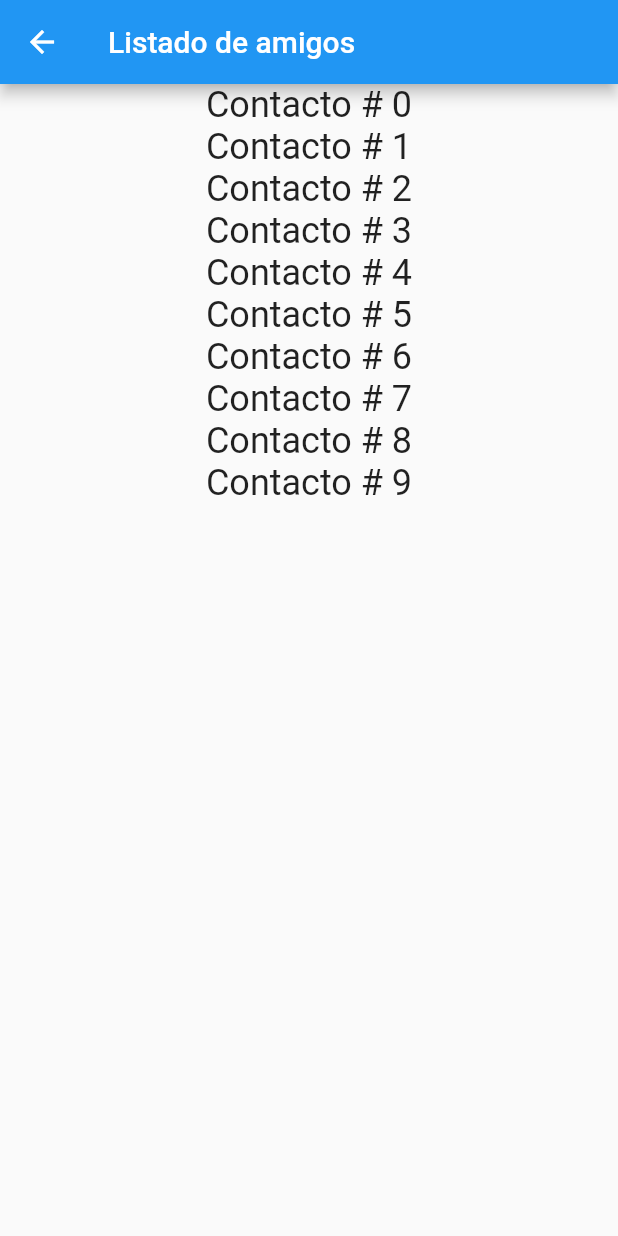
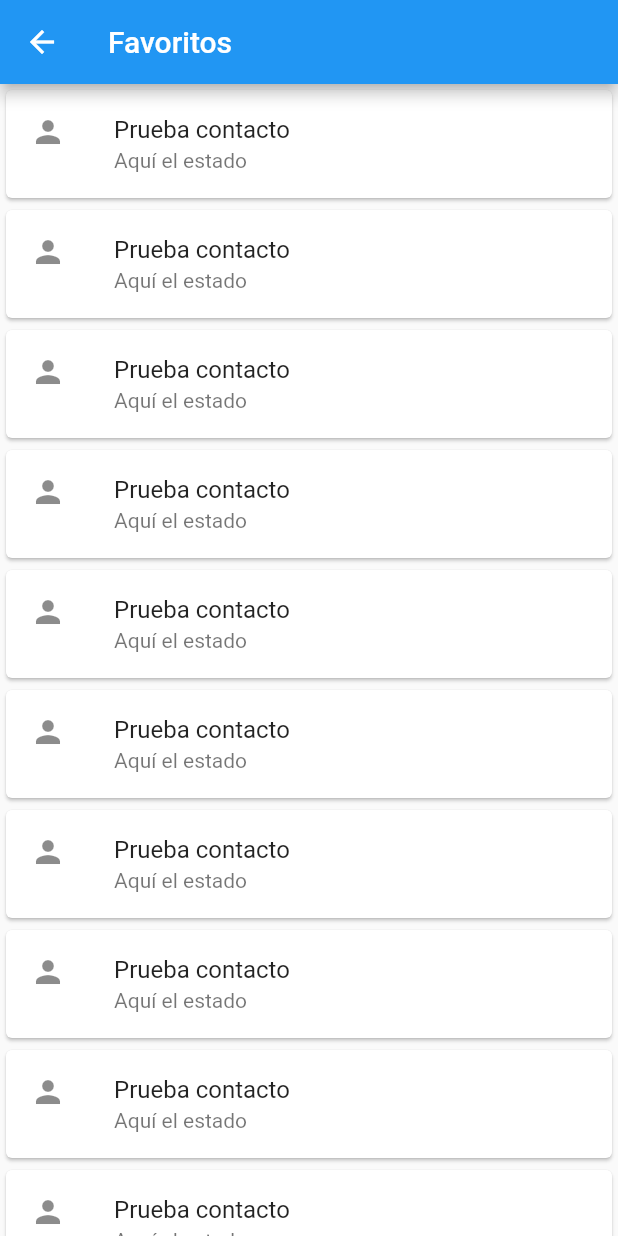
Before and after one commit to anovoa98/CloseSo, a Flutter app: the AmigosFavoritos screen opened directly, on a phone screen of 412 x 824 dp. Run offline on Flutter 3.47's test engine with Material 2 defaults, Android fonts, the phone set to English and light mode, and no system bars; our stand-ins replace firebase_auth, google_maps_flutter, location; missing offline and left inert: dynamic_list_view; accounts and stored records are empty.

Commit message:
proof of chats

```diff
--- a/lib/buscar_amigos.dart
+++ b/lib/buscar_amigos.dart
@@ -32,7 +32,7 @@ class BuscarAmigos extends State<BuscarAmigosPage> {
   );
 
   Future<Uint8List> getMarker() async {
-    ByteData byteData = await DefaultAssetBundle.of(context).load("assets/images/locationLogo.png");
+    ByteData byteData = await DefaultAssetBundle.of(context).load("assets/images/location.png");
     return byteData.buffer.asUint8List();
   }
 
@@ -85,7 +85,7 @@ class BuscarAmigos extends State<BuscarAmigosPage> {
     if (_locationSubscription != null) {
       _locationSubscription.cancel();
     }
-    dispose();
+    super.dispose();
   }
 
   @override
--- a/lib/listado_amigos.dart
+++ b/lib/listado_amigos.dart
@@ -8,15 +8,23 @@ class AmigosFavoritos extends StatelessWidget
   Widget build(BuildContext context) {
     return Scaffold(
       appBar: AppBar(
-        title: Text('Listado de amigos'),
+        title: Text('Favoritos'),
       ),
       body: ListView(
           children: List.generate(10, (index){
             return Center(
-              child: Text(
-                'Contacto # $index',
-                style: Theme.of(context).textTheme.headline,
-              ),
+              child: Card(
+                child: Column(
+                  mainAxisSize: MainAxisSize.min,
+                  children: <Widget>[
+                    const ListTile(
+                      leading: Icon(Icons.person),
+                      title: Text('Prueba contacto'),
+                      subtitle: Text('Aquí el estado'),
+                    )
+                  ],
+                )
+              )
             );
           }
 
--- a/pubspec.yaml
+++ b/pubspec.yaml
@@ -35,3 +35,4 @@ flutter:
     - assets/logoU.png
     - assets/images/socloselogo.PNG
     - assets/images/locationLogo.png
+    - assets/images/location.png
```
